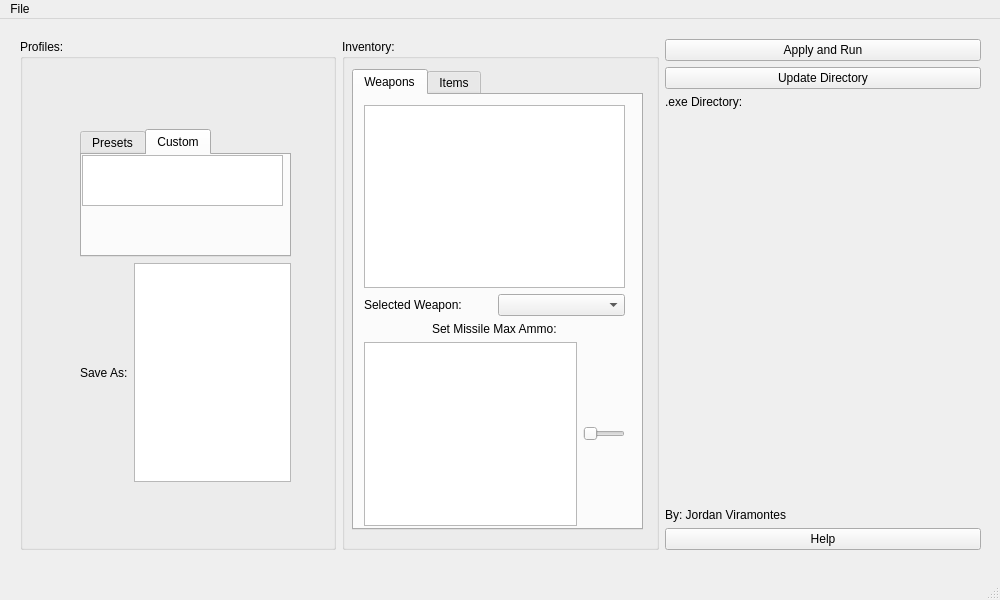
JordanViramontes/Cave-Story-Profile-Manager, file mainwindow.ui: the form before one commit.
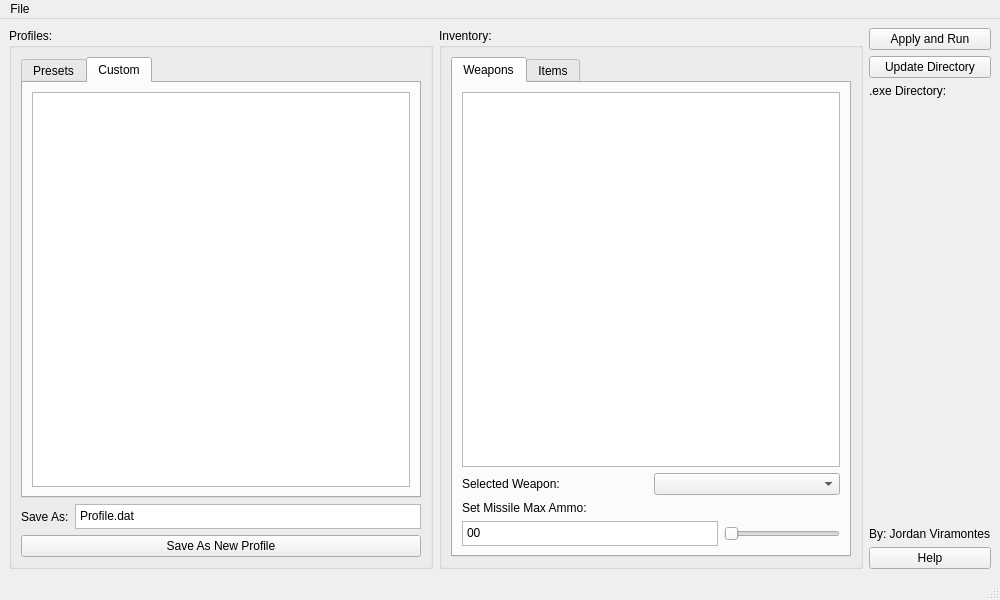
The form after the commit. The open tabs and pages were chosen to show the change.

```diff
--- a/mainwindow.ui
+++ b/mainwindow.ui
@@ -13,19 +13,18 @@
     <height>600</height>
    </rect>
   </property>
+  <property name="minimumSize">
+   <size>
+    <width>1000</width>
+    <height>0</height>
+   </size>
+  </property>
   <property name="windowTitle">
    <string>MainWindow</string>
   </property>
   <widget class="QWidget" name="centralwidget">
-   <widget class="QWidget" name="horizontalLayoutWidget">
-    <property name="geometry">
-     <rect>
-      <x>20</x>
-      <y>20</y>
-      <width>961</width>
-      <height>511</height>
-     </rect>
-    </property>
+   <layout class="QGridLayout" name="gridLayout_2">
+    <item row="0" column="0">
     <layout class="QHBoxLayout" name="mainHLayout">
      <item>
       <widget class="QGroupBox" name="profilesGrBox">
@@ -38,22 +37,15 @@
        <property name="checkable">
         <bool>false</bool>
        </property>
-       <widget class="QWidget" name="verticalLayoutWidget">
-        <property name="geometry">
-         <rect>
-          <x>60</x>
-          <y>90</y>
-          <width>211</width>
-          <height>353</height>
-         </rect>
-        </property>
+        <layout class="QGridLayout" name="gridLayout">
+         <item row="0" column="0">
         <layout class="QVBoxLayout" name="profilesVLayout">
          <item>
           <widget class="QTabWidget" name="filesTabWidget">
            <property name="maximumSize">
             <size>
              <width>16777215</width>
-             <height>222</height>
+               <height>16777215</height>
             </size>
            </property>
            <property name="tabPosition">
@@ -84,27 +76,37 @@
             <attribute name="title">
              <string>Custom</string>
             </attribute>
-            <widget class="QTreeView" name="customFileTree">
-             <property name="geometry">
-              <rect>
-               <x>0</x>
-               <y>0</y>
-               <width>201</width>
-               <height>51</height>
-              </rect>
-             </property>
-            </widget>
+              <layout class="QGridLayout" name="gridLayout_4">
+               <item row="0" column="0">
+                <widget class="QTreeView" name="customFileTree"/>
+               </item>
+              </layout>
            </widget>
           </widget>
          </item>
          <item>
-          <layout class="QHBoxLayout" name="horizontalLayout">
+            <layout class="QHBoxLayout" name="saveAsHBox">
+             <property name="sizeConstraint">
+              <enum>QLayout::SizeConstraint::SetDefaultConstraint</enum>
+             </property>
            <item>
             <widget class="QLabel" name="saveAsLabel">
+               <property name="sizePolicy">
+                <sizepolicy hsizetype="Minimum" vsizetype="Minimum">
+                 <horstretch>0</horstretch>
+                 <verstretch>0</verstretch>
+                </sizepolicy>
+               </property>
              <property name="minimumSize">
               <size>
                <width>0</width>
-               <height>219</height>
+                 <height>25</height>
+                </size>
+               </property>
+               <property name="maximumSize">
+                <size>
+                 <width>16777215</width>
+                 <height>25</height>
               </size>
              </property>
              <property name="text">
@@ -114,18 +116,54 @@
            </item>
            <item>
             <widget class="QTextEdit" name="saveAsEdit">
+               <property name="sizePolicy">
+                <sizepolicy hsizetype="Expanding" vsizetype="Minimum">
+                 <horstretch>0</horstretch>
+                 <verstretch>0</verstretch>
+                </sizepolicy>
+               </property>
              <property name="minimumSize">
               <size>
                <width>0</width>
-               <height>219</height>
-              </size>
-             </property>
+                 <height>25</height>
+                </size>
+               </property>
+               <property name="maximumSize">
+                <size>
+                 <width>16777215</width>
+                 <height>25</height>
+                </size>
+               </property>
+               <property name="verticalScrollBarPolicy">
+                <enum>Qt::ScrollBarPolicy::ScrollBarAlwaysOff</enum>
+               </property>
+               <property name="horizontalScrollBarPolicy">
+                <enum>Qt::ScrollBarPolicy::ScrollBarAlwaysOff</enum>
+               </property>
+               <property name="html">
+                <string>&lt;!DOCTYPE HTML PUBLIC &quot;-//W3C//DTD HTML 4.0//EN&quot; &quot;http://www.w3.org/TR/REC-html40/strict.dtd&quot;&gt;
+&lt;html&gt;&lt;head&gt;&lt;meta name=&quot;qrichtext&quot; content=&quot;1&quot; /&gt;&lt;meta charset=&quot;utf-8&quot; /&gt;&lt;style type=&quot;text/css&quot;&gt;
+p, li { white-space: pre-wrap; }
+hr { height: 1px; border-width: 0; }
+li.unchecked::marker { content: &quot;\2610&quot;; }
+li.checked::marker { content: &quot;\2612&quot;; }
+&lt;/style&gt;&lt;/head&gt;&lt;body style=&quot; font-family:'Segoe UI'; font-size:9pt; font-weight:400; font-style:normal;&quot;&gt;
+&lt;p style=&quot; margin-top:0px; margin-bottom:0px; margin-left:0px; margin-right:0px; -qt-block-indent:0; text-indent:0px;&quot;&gt;Profile.dat&lt;/p&gt;&lt;/body&gt;&lt;/html&gt;</string>
+               </property>
             </widget>
            </item>
           </layout>
          </item>
-        </layout>
-       </widget>
+           <item>
+            <widget class="QPushButton" name="saveAsPushButton">
+             <property name="text">
+              <string>Save As New Profile</string>
+             </property>
+            </widget>
+           </item>
+          </layout>
+         </item>
+        </layout>
       </widget>
      </item>
      <item>
@@ -133,15 +171,9 @@
        <property name="title">
         <string>Inventory:</string>
        </property>
+        <layout class="QGridLayout" name="gridLayout_3">
+         <item row="0" column="0">
        <widget class="QTabWidget" name="inventoryTabs">
-        <property name="geometry">
-         <rect>
-          <x>10</x>
-          <y>30</y>
-          <width>291</width>
-          <height>461</height>
-         </rect>
-        </property>
         <property name="currentIndex">
          <number>0</number>
         </property>
@@ -149,15 +181,8 @@
          <attribute name="title">
           <string>Weapons</string>
          </attribute>
-         <widget class="QWidget" name="verticalLayoutWidget_3">
-          <property name="geometry">
-           <rect>
-            <x>10</x>
-            <y>10</y>
-            <width>261</width>
-            <height>421</height>
-           </rect>
-          </property>
+            <layout class="QGridLayout" name="gridLayout_7">
+             <item row="0" column="0">
           <layout class="QVBoxLayout" name="weaponsVLayout_3">
            <item>
             <widget class="QTableWidget" name="weaponsTable"/>
@@ -178,7 +203,7 @@
                </item>
               </layout>
              </item>
-             <item alignment="Qt::AlignmentFlag::AlignHCenter">
+                 <item alignment="Qt::AlignmentFlag::AlignLeft">
               <widget class="QLabel" name="missileAmmoLabel">
                <property name="text">
                 <string>Set Missile Max Ammo:</string>
@@ -188,7 +213,45 @@
              <item>
               <layout class="QHBoxLayout" name="missileAmmoHLayout">
                <item>
-                <widget class="QTextEdit" name="missileAmmoEdit"/>
+                    <widget class="QTextEdit" name="missileAmmoEdit">
+                     <property name="enabled">
+                      <bool>true</bool>
+                     </property>
+                     <property name="sizePolicy">
+                      <sizepolicy hsizetype="Minimum" vsizetype="Minimum">
+                       <horstretch>0</horstretch>
+                       <verstretch>0</verstretch>
+                      </sizepolicy>
+                     </property>
+                     <property name="minimumSize">
+                      <size>
+                       <width>0</width>
+                       <height>25</height>
+                      </size>
+                     </property>
+                     <property name="inputMethodHints">
+                      <set>Qt::InputMethodHint::ImhMultiLine</set>
+                     </property>
+                     <property name="verticalScrollBarPolicy">
+                      <enum>Qt::ScrollBarPolicy::ScrollBarAlwaysOff</enum>
+                     </property>
+                     <property name="horizontalScrollBarPolicy">
+                      <enum>Qt::ScrollBarPolicy::ScrollBarAlwaysOff</enum>
+                     </property>
+                     <property name="readOnly">
+                      <bool>false</bool>
+                     </property>
+                     <property name="html">
+                      <string>&lt;!DOCTYPE HTML PUBLIC &quot;-//W3C//DTD HTML 4.0//EN&quot; &quot;http://www.w3.org/TR/REC-html40/strict.dtd&quot;&gt;
+&lt;html&gt;&lt;head&gt;&lt;meta name=&quot;qrichtext&quot; content=&quot;1&quot; /&gt;&lt;meta charset=&quot;utf-8&quot; /&gt;&lt;style type=&quot;text/css&quot;&gt;
+p, li { white-space: pre-wrap; }
+hr { height: 1px; border-width: 0; }
+li.unchecked::marker { content: &quot;\2610&quot;; }
+li.checked::marker { content: &quot;\2612&quot;; }
+&lt;/style&gt;&lt;/head&gt;&lt;body style=&quot; font-family:'Segoe UI'; font-size:9pt; font-weight:400; font-style:normal;&quot;&gt;
+&lt;p style=&quot; margin-top:0px; margin-bottom:0px; margin-left:0px; margin-right:0px; -qt-block-indent:0; text-indent:0px;&quot;&gt;00&lt;/p&gt;&lt;/body&gt;&lt;/html&gt;</string>
+                     </property>
+                    </widget>
                </item>
                <item>
                 <widget class="QSlider" name="missileAmmoSlider">
@@ -202,14 +265,26 @@
             </layout>
            </item>
           </layout>
-         </widget>
+             </item>
+            </layout>
         </widget>
         <widget class="QWidget" name="itemsTab">
          <attribute name="title">
           <string>Items</string>
          </attribute>
-        </widget>
-       </widget>
+            <layout class="QGridLayout" name="gridLayout_6">
+             <item row="0" column="0">
+              <widget class="QLabel" name="label">
+               <property name="text">
+                <string>TEMP</string>
+               </property>
+              </widget>
+             </item>
+            </layout>
+           </widget>
+          </widget>
+         </item>
+        </layout>
       </widget>
      </item>
      <item>
@@ -265,7 +340,8 @@
       </layout>
      </item>
     </layout>
-   </widget>
+    </item>
+   </layout>
   </widget>
   <widget class="QMenuBar" name="menubar">
    <property name="geometry">
```
Left out of the diff: 17 changed lines with no effect on the pictures. Lines whose indentation alone changed are shown as unchanged.
